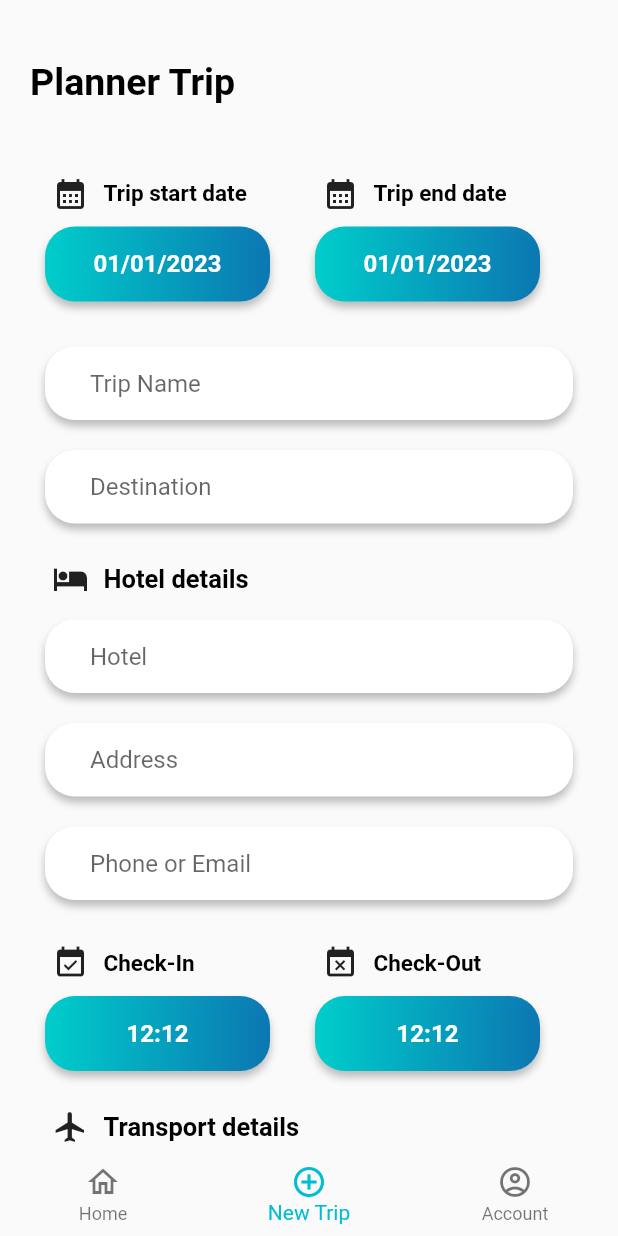
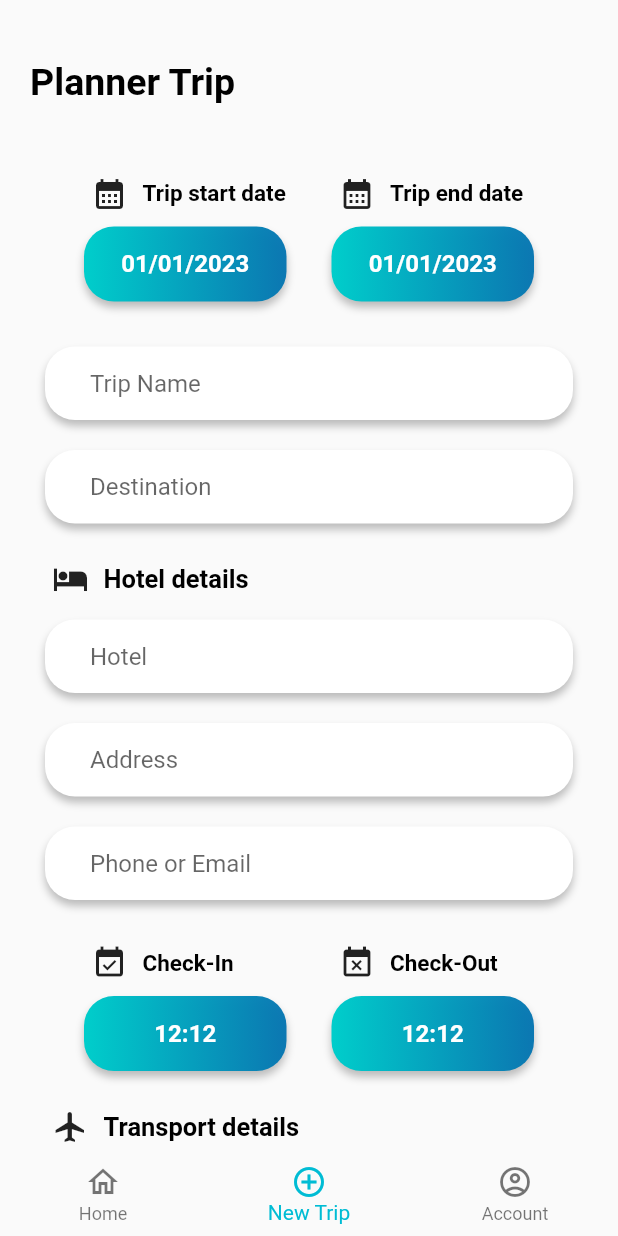
Before and after one commit to DenisaFleancu26/MyTrip, a Flutter app: the NewTripPlanScreen screen opened directly, on a phone screen of 412 x 824 dp. Run offline on Flutter 3.47's test engine with Material 2 defaults, Android fonts, the phone set to English and light mode, and no system bars; our stand-ins replace carousel_slider, cloud_firestore, dots_indicator, firebase_auth, firebase_core, google_sign_in; accounts and stored records are empty; network calls fail.

Commit message:
small UI changes

```diff
--- a/my_trip_app/lib/screens/new_trip_plan.dart
+++ b/my_trip_app/lib/screens/new_trip_plan.dart
@@ -206,8 +206,10 @@ class _NewTripPlanScreenState extends State<NewTripPlanScreen> {
                 _errorMessage(),
                 const SizedBox(height: 10),
                 Container(
-                  padding: const EdgeInsets.only(left: 15, top: 10),
+                  padding: const EdgeInsets.only(top: 10),
                   child: Row(
+                    mainAxisAlignment: MainAxisAlignment.center,
+                    crossAxisAlignment: CrossAxisAlignment.center,
                     children: [
                       Column(
                         crossAxisAlignment: CrossAxisAlignment.start,
@@ -233,7 +235,7 @@ class _NewTripPlanScreenState extends State<NewTripPlanScreen> {
                             onTap: pickDateRange,
                             withGradient: true,
                             text: DateFormat('dd/MM/yyyy').format(start),
-                            width: 150,
+                            width: 135,
                             colorGradient1:
                                 const Color.fromARGB(255, 0, 206, 203),
                             colorGradient2:
@@ -265,7 +267,7 @@ class _NewTripPlanScreenState extends State<NewTripPlanScreen> {
                             onTap: pickDateRange,
                             withGradient: true,
                             text: DateFormat('dd/MM/yyyy').format(end),
-                            width: 150,
+                            width: 135,
                             colorGradient1:
                                 const Color.fromARGB(255, 0, 206, 203),
                             colorGradient2:
@@ -385,8 +387,10 @@ class _NewTripPlanScreenState extends State<NewTripPlanScreen> {
                 ),
                 const SizedBox(height: 10),
                 Container(
-                  padding: const EdgeInsets.only(left: 15, top: 10),
+                  padding: const EdgeInsets.only(top: 10),
                   child: Row(
+                    mainAxisAlignment: MainAxisAlignment.center,
+                    crossAxisAlignment: CrossAxisAlignment.center,
                     children: [
                       Column(
                         crossAxisAlignment: CrossAxisAlignment.start,
@@ -436,7 +440,7 @@ class _NewTripPlanScreenState extends State<NewTripPlanScreen> {
                             withGradient: true,
                             text:
                                 '${timeIn!.hour.toString().padLeft(2, '0')}:${timeIn!.minute.toString().padLeft(2, '0')}',
-                            width: 150,
+                            width: 135,
                             colorGradient1:
                                 const Color.fromARGB(255, 0, 206, 203),
                             colorGradient2:
@@ -492,7 +496,7 @@ class _NewTripPlanScreenState extends State<NewTripPlanScreen> {
                             withGradient: true,
                             text:
                                 '${timeOut!.hour.toString().padLeft(2, '0')}:${timeOut!.minute.toString().padLeft(2, '0')}',
-                            width: 150,
+                            width: 135,
                             colorGradient1:
                                 const Color.fromARGB(255, 0, 206, 203),
                             colorGradient2:
@@ -523,7 +527,7 @@ class _NewTripPlanScreenState extends State<NewTripPlanScreen> {
                 ),
                 const SizedBox(height: 15),
                 Container(
-                  margin: const EdgeInsets.only(left: 35),
+                  margin: const EdgeInsets.only(left: 65),
                   child: Row(
                     children: [
                       const Text(
@@ -590,7 +594,7 @@ class _NewTripPlanScreenState extends State<NewTripPlanScreen> {
                   ),
                 ),
                 Container(
-                  margin: const EdgeInsets.only(left: 35),
+                  margin: const EdgeInsets.only(left: 30),
                   child: Row(
                     children: [
                       const Icon(Icons.flight_takeoff),
@@ -603,7 +607,6 @@ class _NewTripPlanScreenState extends State<NewTripPlanScreen> {
                           fontWeight: FontWeight.bold,
                         ),
                       ),
-                      const SizedBox(width: 10),
                       CustomButton(
                         onTap: () async {
                           TimeOfDay? newTimeDeparture = await showTimePicker(
@@ -631,7 +634,7 @@ class _NewTripPlanScreenState extends State<NewTripPlanScreen> {
                         withGradient: true,
                         text:
                             '${timeDeparture!.hour.toString().padLeft(2, '0')}:${timeDeparture!.minute.toString().padLeft(2, '0')}',
-                        width: 100,
+                        width: 80,
                         colorGradient1: const Color.fromARGB(255, 0, 206, 203),
                         colorGradient2: const Color.fromARGB(245, 4, 116, 177),
                       ),
@@ -639,7 +642,7 @@ class _NewTripPlanScreenState extends State<NewTripPlanScreen> {
                   ),
                 ),
                 Container(
-                  margin: const EdgeInsets.only(left: 35),
+                  margin: const EdgeInsets.only(left: 30),
                   child: Row(
                     children: [
                       const Icon(Icons.flight_land),
@@ -652,7 +655,6 @@ class _NewTripPlanScreenState extends State<NewTripPlanScreen> {
                           fontWeight: FontWeight.bold,
                         ),
                       ),
-                      const SizedBox(width: 10),
                       CustomButton(
                         onTap: () async {
                           TimeOfDay? newTimeReturn = await showTimePicker(
@@ -680,7 +682,7 @@ class _NewTripPlanScreenState extends State<NewTripPlanScreen> {
                         withGradient: true,
                         text:
                             '${timeReturn!.hour.toString().padLeft(2, '0')}:${timeReturn!.minute.toString().padLeft(2, '0')}',
-                        width: 100,
+                        width: 80,
                         colorGradient1: const Color.fromARGB(255, 0, 206, 203),
                         colorGradient2: const Color.fromARGB(245, 4, 116, 177),
                       ),
--- a/my_trip_app/lib/screens/signup_screen.dart
+++ b/my_trip_app/lib/screens/signup_screen.dart
@@ -275,8 +275,10 @@ class _SignupScreenState extends State<SignupScreen> {
                   ),
                   const SizedBox(height: 30),
                   Container(
-                    margin: const EdgeInsets.only(left: 70),
+                    padding: const EdgeInsets.only(top: 10),
                     child: Row(
+                      mainAxisAlignment: MainAxisAlignment.center,
+                      crossAxisAlignment: CrossAxisAlignment.center,
                       children: [
                         const Text(
                           "Already have an account?",
```
Also changed, not shown: my_trip_app/lib/screens/login_screen.dart (+8 -4 lines).
